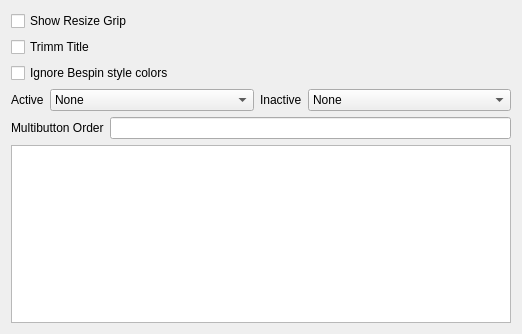
Old version of the form kwin/configdialog.ui in the repository deiv/bespin-pkg.
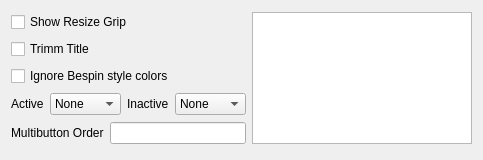
New version of the form.

Patch:
```diff
--- a/kwin/configdialog.ui
+++ b/kwin/configdialog.ui
@@ -5,8 +5,8 @@
    <rect>
     <x>0</x>
     <y>0</y>
-    <width>522</width>
-    <height>334</height>
+    <width>483</width>
+    <height>160</height>
    </rect>
   </property>
   <property name="windowTitle" >
@@ -20,6 +20,9 @@
      </property>
     </widget>
    </item>
+   <item rowspan="5" row="0" column="2" >
+    <widget class="QTextBrowser" name="onlinehelp" />
+   </item>
    <item row="1" column="0" >
     <widget class="QCheckBox" name="trimmTitle" >
      <property name="text" >
@@ -122,9 +125,6 @@
    <item row="4" column="1" >
     <widget class="QLineEdit" name="multibutton" />
    </item>
-   <item row="5" column="0" colspan="2" >
-    <widget class="QTextBrowser" name="onlinehelp" />
-   </item>
   </layout>
  </widget>
  <resources/>
```
